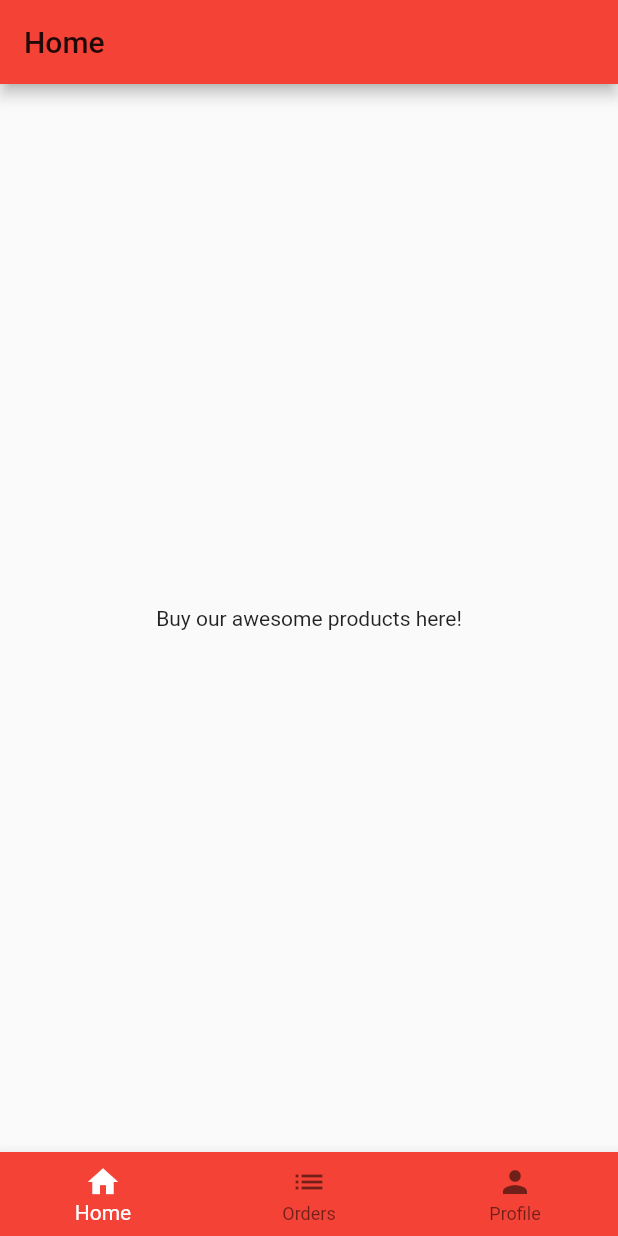
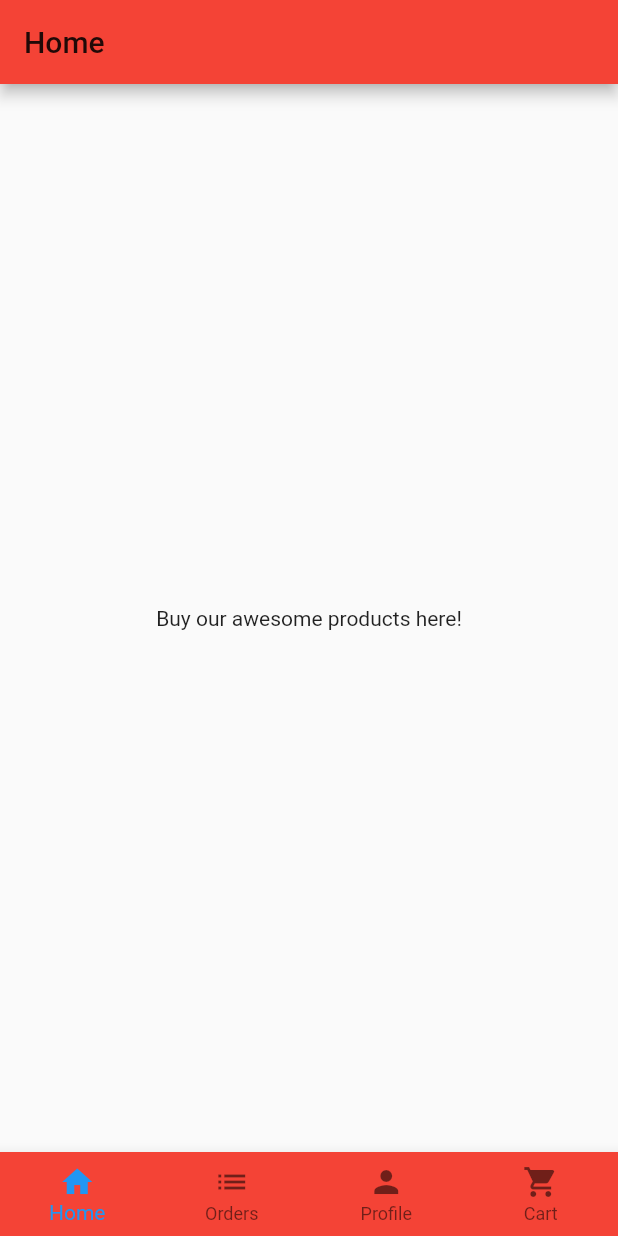
Before and after one commit to Chilukoa/Hello-Flutter, a Flutter app: the screen it shows after launch, on a phone screen of 412 x 824 dp. Run offline on Flutter 3.47's test engine with Material 2 defaults, Android fonts, the phone set to English and light mode, and no system bars; missing offline and left inert: flutter_barcode_scanner.

Commit message:
flutter all

```diff
--- /dev/null
+++ b/MySeller/lib/Cart.dart
@@ -0,0 +1,17 @@
+import 'package:flutter/material.dart';
+
+
+class MyCart extends StatefulWidget {
+  @override
+  _MyCartState createState() => _MyCartState();
+}
+
+class _MyCartState extends State<MyCart> {
+  @override
+  Widget build(BuildContext context) {
+    return Scaffold(appBar: AppBar(title: Text('My shopping cart'),backgroundColor: Colors.red,),
+      body:Container(child: Center(child: Text('Pay here!'),),
+
+    ));
+  }
+}
--- a/MySeller/lib/HomePage.dart
+++ b/MySeller/lib/HomePage.dart
@@ -2,16 +2,21 @@ import 'package:flutter/material.dart';
 import 'Profile.dart';
 import 'AccountHome.dart';
 import 'Orders.dart';
+import 'Cart.dart';
 
 class HomePage extends StatefulWidget {
   @override
   _HomePageState createState() => _HomePageState();
 }
 
-
 class _HomePageState extends State<HomePage> {
   int currentIndex;
-  List<Widget> children = [AccountHome(),MyOrders(),ProfilePage()];
+  List<Widget> children = [
+    AccountHome(),
+    MyOrders(),
+    ProfilePage(),
+    MyCart()
+  ];
   Widget childrenToDisp;
   @override
   void initState() {
@@ -25,27 +30,31 @@ void onTabTapped(int index) {
       childrenToDisp = children[currentIndex];
     });
   }
+
   @override
   Widget build(BuildContext context) {
     return Scaffold(
-
         body: Center(
-          child: Container(
-
-            padding: EdgeInsets.all(0.0),
-            child: childrenToDisp
+          child: Container(padding: EdgeInsets.all(0.0), child: childrenToDisp),
         ),
+        bottomNavigationBar: BottomNavigationBar(
+          items: [
+            new BottomNavigationBarItem(
+              icon: new Icon(Icons.home),
+              title: new Text('Home'),
             ),
-        bottomNavigationBar: BottomNavigationBar(items:
-        [
-          new BottomNavigationBarItem(icon: new Icon(Icons.home),title: new Text('Home')),
-          new BottomNavigationBarItem(icon: new Icon(Icons.list),title: new Text('Orders')),
-          new BottomNavigationBarItem(icon: new Icon(Icons.person),title: new Text('Profile')),
-          //new BottomNavigationBarItem(icon: new Icon(Icons.perm_camera_mic),title: new Text('Cart')),
-        ], currentIndex: currentIndex,
+            new BottomNavigationBarItem(
+                icon: new Icon(Icons.list), title: new Text('Orders')),
+            new BottomNavigationBarItem(
+                icon: new Icon(Icons.person), title: new Text('Profile')),
+            new BottomNavigationBarItem(
+                icon: new Icon(Icons.shopping_cart), title: new Text('Cart')),
+          ],
+          currentIndex: currentIndex,
           onTap: onTabTapped,
           backgroundColor: Colors.red,
-        selectedItemColor: Colors.white,
+          type: BottomNavigationBarType.fixed,
+          //selectedItemColor: Colors.white,
         ));
   }
 }
```
Also changed, not shown: 11 other files. Lines whose indentation alone changed are shown as unchanged.
